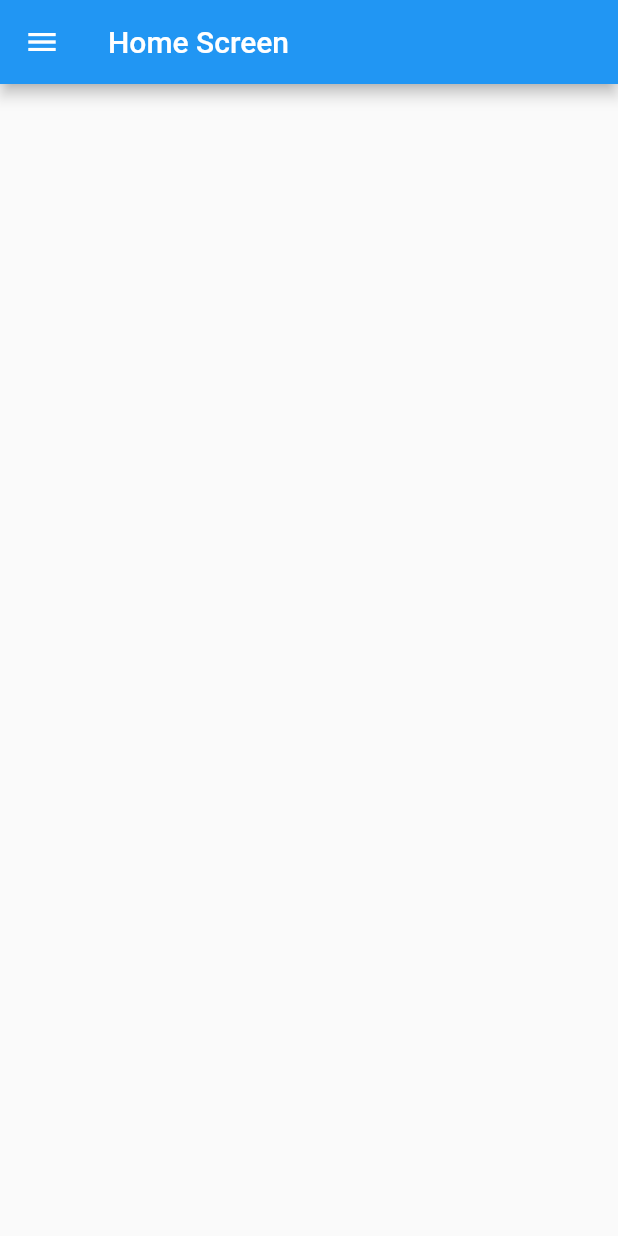
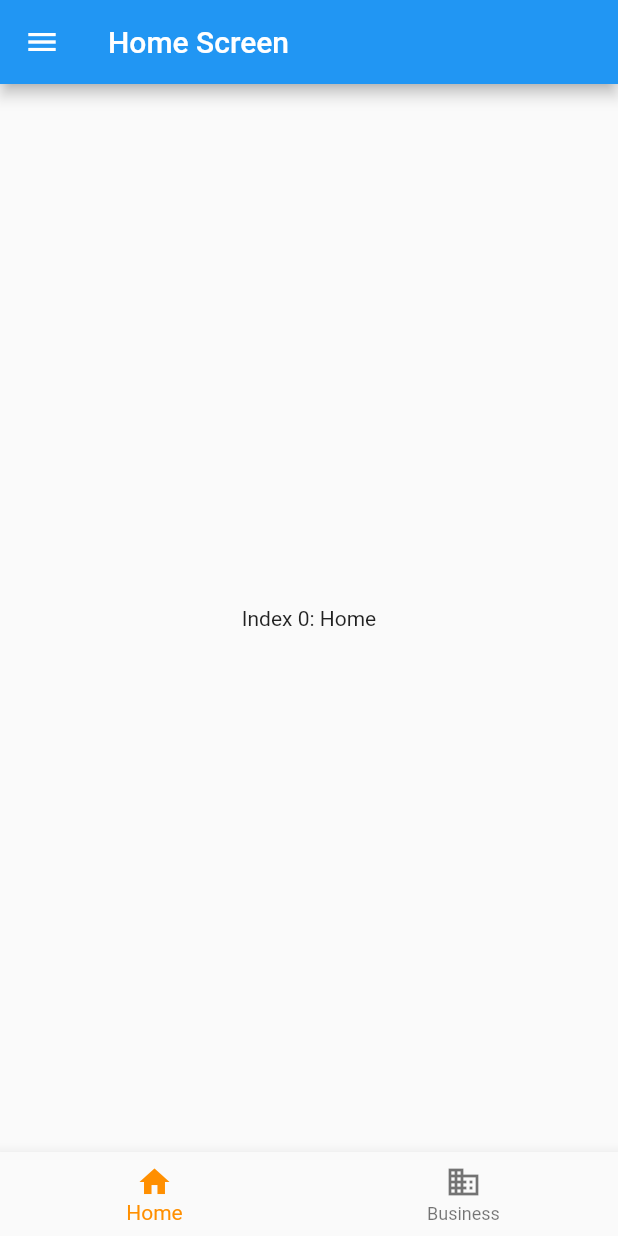
Before and after one commit to CedricVleminckx/flutter_project_navigation, a Flutter app: the screen it shows after launch, on a phone screen of 412 x 824 dp. Run offline on Flutter 3.47's test engine with Material 2 defaults, Android fonts, the phone set to English and light mode, and no system bars.

Commit message:
add a bottom navigation bar per screen

```diff
--- a/lib/homePage.dart
+++ b/lib/homePage.dart
@@ -1,14 +1,57 @@
 import 'package:flutter/material.dart';
 import 'package:project_1/drawerComponent.dart';
 
-class HomePage extends StatelessWidget {
+class HomePage extends StatefulWidget {
+  @override
+  _HomePageState createState() => _HomePageState();
+}
+
+class _HomePageState extends State<HomePage> {
+  int _homePageBNItem = 0;
+
+  static const List<Widget> _widgetOptions = <Widget>[ // this are the different widgets to display as body
+    Text(
+      'Index 0: Home',
+    ),
+    Text(
+      'Index 1: Business',
+    ),
+    Text(
+      'Index 2: School',
+    ),
+  ];
+
+  _onItemTapped(int index) {
+    setState(() {
+      _homePageBNItem = index;
+    });
+  }
+
   @override
   Widget build(BuildContext context) {
     return Scaffold(
       appBar: AppBar(
         title: Text('Home Screen'),
       ),
-      drawer: DrawerComponent(currentDrawerItem: 'Home screen',)
+      drawer: DrawerComponent(currentDrawerItem: 'Home screen'),
+      body: Center(
+        child: _widgetOptions.elementAt(_homePageBNItem),
+      ),
+      bottomNavigationBar: BottomNavigationBar(
+        items: [
+          BottomNavigationBarItem(
+            icon: Icon(Icons.home),
+            title: Text('Home'),
+          ),
+          BottomNavigationBarItem(
+            icon: Icon(Icons.business),
+            title: Text('Business'),
+          ),
+        ],
+        currentIndex: _homePageBNItem,
+        selectedItemColor: Colors.amber[800],
+        onTap: _onItemTapped,
+      ),
     );
   }
 }
```
Also changed, not shown: lib/firstScreen.dart (+50 -2 lines).
